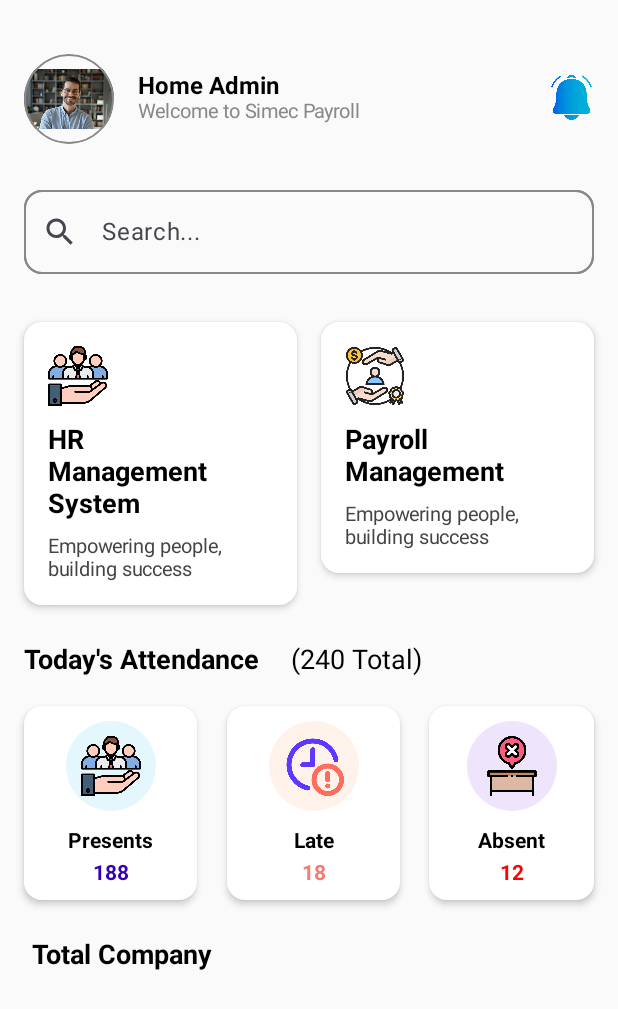
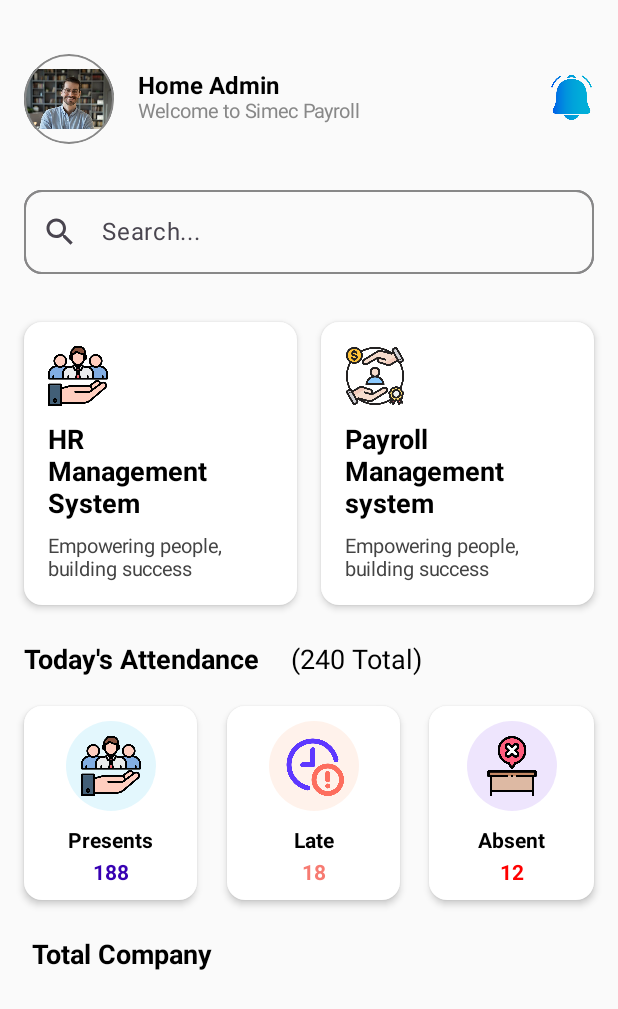
Before and after one commit to eh-siam/B2BPayroll, an Android app built with Jetpack Compose: the MainActivity screen opened directly, with no data from a screen before it, on a phone screen of 412 x 824 dp. Shown: the top 1009 px of the screen. Run offline under Robolectric (Android 15) with nearby library versions, the phone set to English and light mode, and no system bars; 1 statement that could not run was skipped.

```diff
--- a/app/src/main/java/com/simec/b2bpayroll/presentation/screen/home/HomeScreen.kt
+++ b/app/src/main/java/com/simec/b2bpayroll/presentation/screen/home/HomeScreen.kt
@@ -227,7 +227,7 @@ fun HomeScreen(navController: NavHostController) {
                                 .size(40.dp)
                         )
                         Text(
-                            text = "Payroll\nManagement",
+                            text = "Payroll\nManagement system",
                             fontSize = 18.sp,
                             fontWeight = FontWeight.Bold,
                             fontFamily = FontFamily.SansSerif,
```
